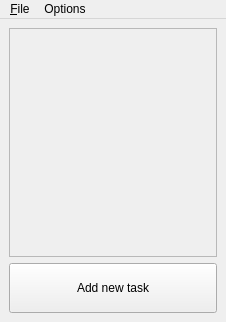
Above: MainWindow.ui from priomsrb/lighttasks before the change. Below: the same form after it.
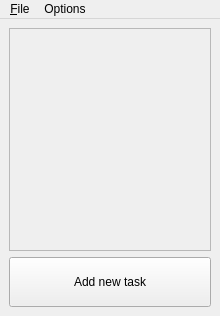
That is the form after the change. Icons and pictures are not drawn.

The edit to the form file:
```diff
--- a/MainWindow.ui
+++ b/MainWindow.ui
@@ -6,8 +6,8 @@
    <rect>
     <x>0</x>
     <y>0</y>
-    <width>226</width>
-    <height>322</height>
+    <width>220</width>
+    <height>316</height>
    </rect>
   </property>
   <property name="windowTitle">
@@ -32,8 +32,8 @@
         <rect>
          <x>0</x>
          <y>0</y>
-         <width>208</width>
-         <height>227</height>
+         <width>202</width>
+         <height>221</height>
         </rect>
        </property>
        <layout class="QVBoxLayout" name="taskListLayout">
@@ -74,7 +74,7 @@
     <rect>
      <x>0</x>
      <y>0</y>
-     <width>226</width>
+     <width>220</width>
      <height>21</height>
     </rect>
    </property>
```
Left out of the diff: 10 changed lines with no effect on the pictures.
